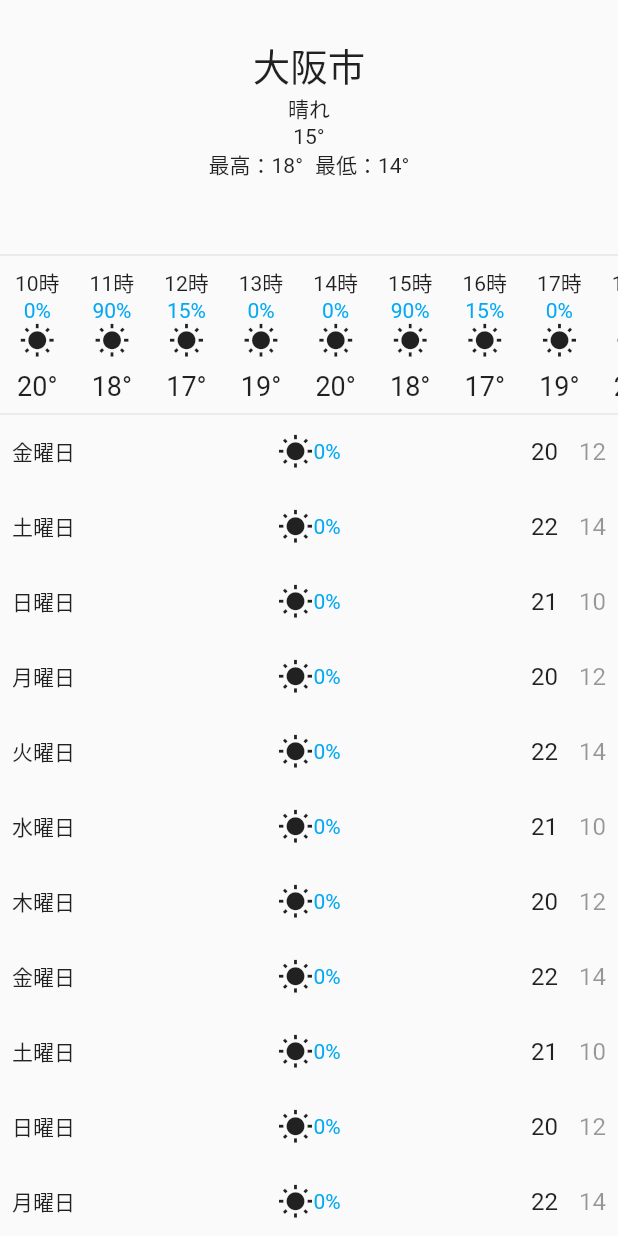
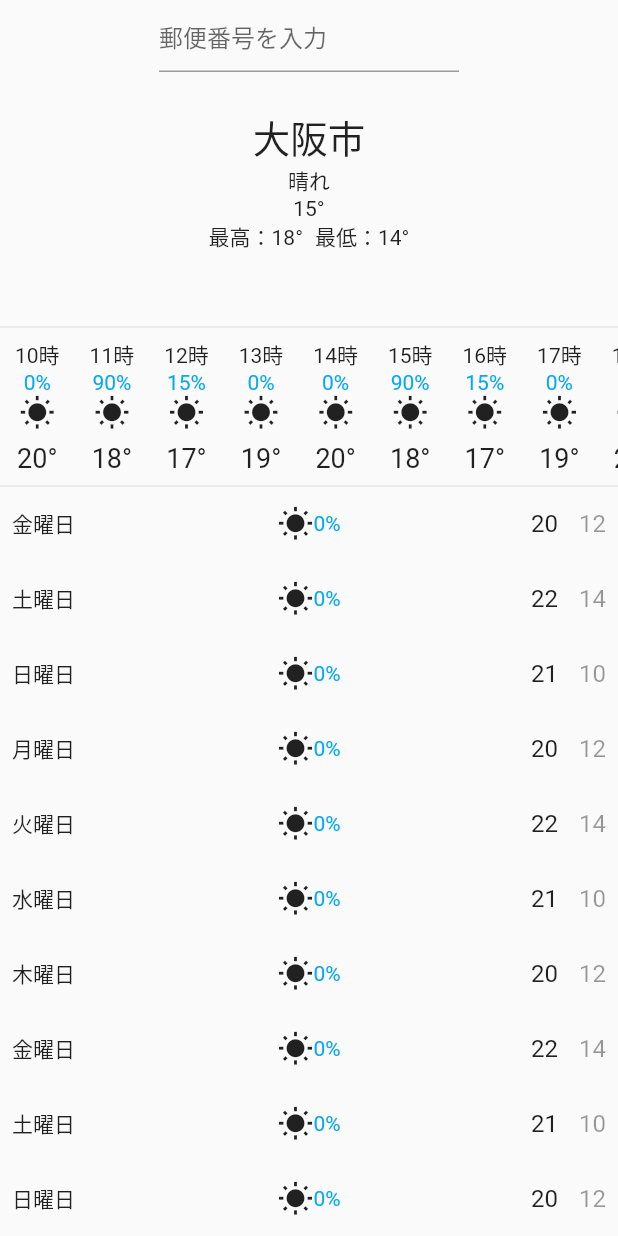
Before and after one commit to yu-s1127/flutter_weather_app, a Flutter app: the screen it shows after launch, on a phone screen of 412 x 824 dp. Run offline on Flutter 3.47's test engine with Material 2 defaults, Android fonts, the phone set to English and light mode, and no system bars.

Commit message:
郵便番号検索窓の作成

```diff
--- a/lib/main.dart
+++ b/lib/main.dart
@@ -21,8 +21,6 @@ class MyApp extends StatelessWidget {
   }
 }
 
-// TODO: 郵便番号検索窓のUIを作成
-
 // TODO: 郵便番号から住所を取得
 // TODO: 郵便番号検索APIをdartから実施
 // TODO: 検索時に郵便番号から住所を取得・表示
--- a/lib/top_page.dart
+++ b/lib/top_page.dart
@@ -250,6 +250,16 @@ class _TopPageState extends State<TopPage> {
       body: SafeArea(
         child: Column(
           children: [
+            SizedBox(
+              width: 200,
+              child: TextField(
+                onSubmitted: (value) => print(value),
+                keyboardType: TextInputType.number,
+                decoration: const InputDecoration(
+                  hintText: '郵便番号を入力',
+                ),
+              ),
+            ),
             const Padding(
               padding: EdgeInsets.only(top: 25),
             ),
```
